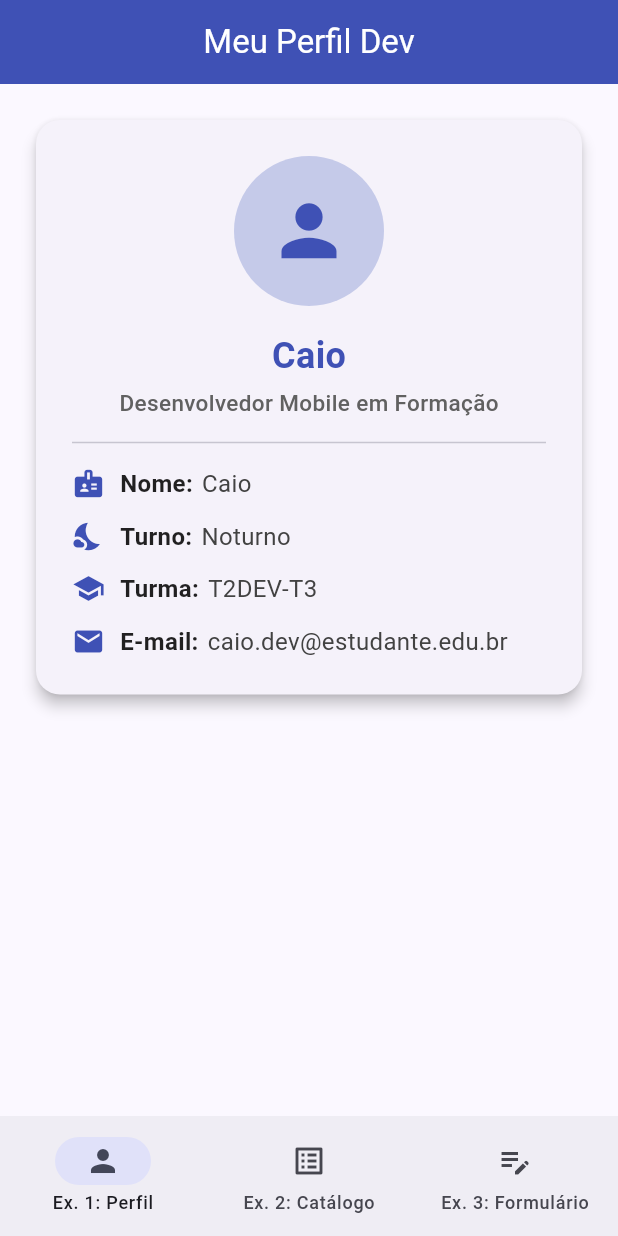
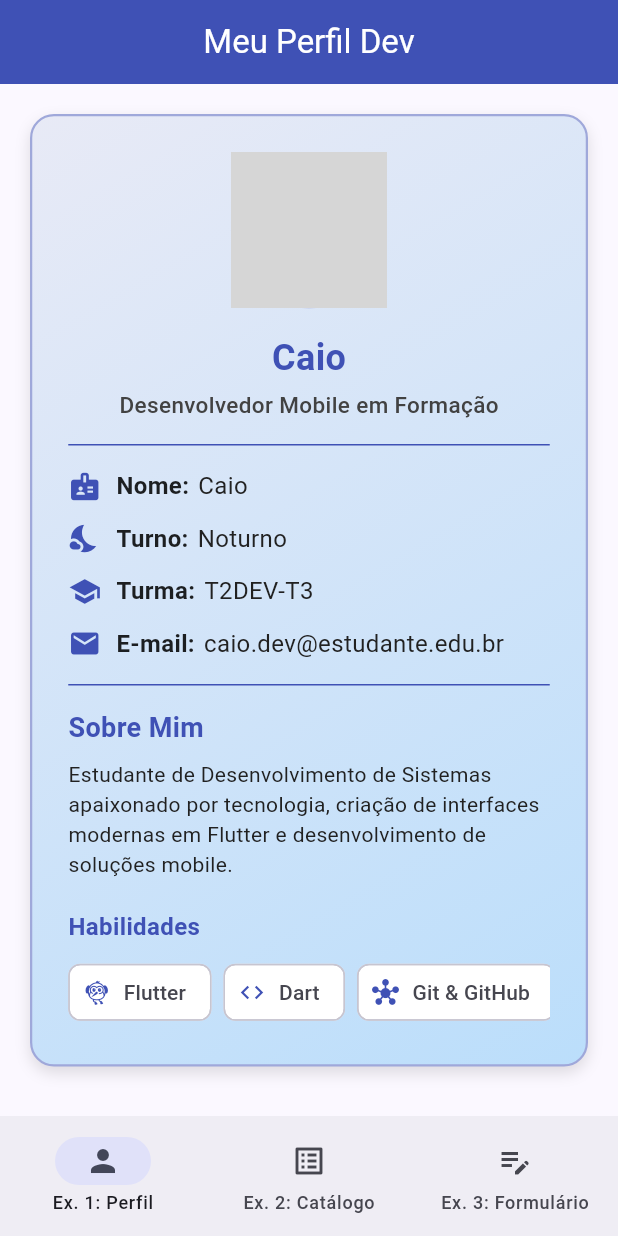
Before and after one commit to caion444/licao13_ppdm, a Flutter app: the screen it shows after launch, on a phone screen of 412 x 824 dp. Run offline on Flutter 3.47's test engine with Material 3 defaults, Android fonts, the phone set to English and light mode, and no system bars; network calls fail; grey boxes are pictures that could not be loaded.

Commit message:
feat: conclui atividade 003 - NetworkImage, Sobre Mim, Chips e LinearGradient

```diff
--- a/lib/screens/perfil_dev_screen.dart
+++ b/lib/screens/perfil_dev_screen.dart
@@ -15,19 +15,40 @@ class PerfilDevScreen extends StatelessWidget {
       body: SingleChildScrollView(
         padding: const EdgeInsets.all(20.0),
         child: Center(
-          child: Card(
-            elevation: 4,
-            shape: RoundedRectangleBorder(
+          // Exercicio 4: Container com fundo gradiente (LinearGradient)
+          child: Container(
+            constraints: const BoxConstraints(maxWidth: 420),
+            decoration: BoxDecoration(
+              gradient: LinearGradient(
+                begin: Alignment.topLeft,
+                end: Alignment.bottomRight,
+                colors: [
+                  Colors.indigo.shade50,
+                  Colors.blue.shade100,
+                ],
+              ),
               borderRadius: BorderRadius.circular(16),
+              border: Border.all(color: Colors.indigo.shade200, width: 1.5),
+              boxShadow: const [
+                BoxShadow(
+                  color: Colors.black12,
+                  blurRadius: 8,
+                  offset: Offset(0, 4),
+                ),
+              ],
             ),
             child: Padding(
               padding: const EdgeInsets.all(24.0),
               child: Column(
                 mainAxisSize: MainAxisSize.min,
                 children: [
+                  // Exercicio 1: CircleAvatar com imagem real via NetworkImage
                   CircleAvatar(
-                    radius: 50,
-                    backgroundColor: Colors.indigo.shade100,
+                    radius: 52,
+                    backgroundColor: Colors.indigo.shade200,
+                    foregroundImage: const NetworkImage(
+                      'https://i.pravatar.cc/300?img=11',
+                    ),
                     child: const Icon(
                       Icons.person,
                       size: 55,
@@ -49,10 +70,10 @@ class PerfilDevScreen extends StatelessWidget {
                     style: TextStyle(
                       fontSize: 15,
                       fontWeight: FontWeight.w500,
-                      color: Colors.grey.shade700,
+                      color: Colors.grey.shade800,
                     ),
                   ),
-                  const Divider(height: 32),
+                  const Divider(height: 32, color: Colors.indigo),
                   _buildInfoRow(Icons.badge, 'Nome:', 'Caio'),
                   const SizedBox(height: 12),
                   _buildInfoRow(Icons.nights_stay, 'Turno:', 'Noturno'),
@@ -63,6 +84,66 @@ class PerfilDevScreen extends StatelessWidget {
                     Icons.email,
                     'E-mail:',
                     'caio.dev@estudante.edu.br',
+                  ),
+                  const Divider(height: 32, color: Colors.indigo),
+                  // Exercicio 2: Secao "Sobre Mim" com breve biografia
+                  const Align(
+                    alignment: Alignment.centerLeft,
+                    child: Text(
+                      'Sobre Mim',
+                      style: TextStyle(
+                        fontSize: 18,
+                        fontWeight: FontWeight.bold,
+                        color: Colors.indigo,
+                      ),
+                    ),
+                  ),
+                  const SizedBox(height: 8),
+                  Text(
+                    'Estudante de Desenvolvimento de Sistemas apaixonado por tecnologia, criação de interfaces modernas em Flutter e desenvolvimento de soluções mobile.',
+                    style: TextStyle(
+                      fontSize: 14,
+                      height: 1.4,
+                      color: Colors.grey.shade900,
+                    ),
+                  ),
+                  const SizedBox(height: 20),
+                  // Exercicio 3: Badges de habilidades (skills) com Chip dentro de uma Row
+                  const Align(
+                    alignment: Alignment.centerLeft,
+                    child: Text(
+                      'Habilidades',
+                      style: TextStyle(
+                        fontSize: 16,
+                        fontWeight: FontWeight.bold,
+                        color: Colors.indigo,
+                      ),
+                    ),
+                  ),
+                  const SizedBox(height: 8),
+                  SingleChildScrollView(
+                    scrollDirection: Axis.horizontal,
+                    child: Row(
+                      children: [
+                        Chip(
+                          avatar: const Icon(Icons.flutter_dash, size: 18, color: Colors.indigo),
+                          label: const Text('Flutter'),
+                          backgroundColor: Colors.white,
+                        ),
+                        const SizedBox(width: 8),
+                        Chip(
+                          avatar: const Icon(Icons.code, size: 18, color: Colors.indigo),
+                          label: const Text('Dart'),
+                          backgroundColor: Colors.white,
+                        ),
+                        const SizedBox(width: 8),
+                        Chip(
+                          avatar: const Icon(Icons.hub, size: 18, color: Colors.indigo),
+                          label: const Text('Git & GitHub'),
+                          backgroundColor: Colors.white,
+                        ),
+                      ],
+                    ),
                   ),
                 ],
               ),
@@ -92,7 +173,7 @@ class PerfilDevScreen extends StatelessWidget {
             value,
             style: TextStyle(
               fontSize: 16,
-              color: Colors.grey.shade800,
+              color: Colors.grey.shade900,
             ),
             overflow: TextOverflow.ellipsis,
           ),
```
